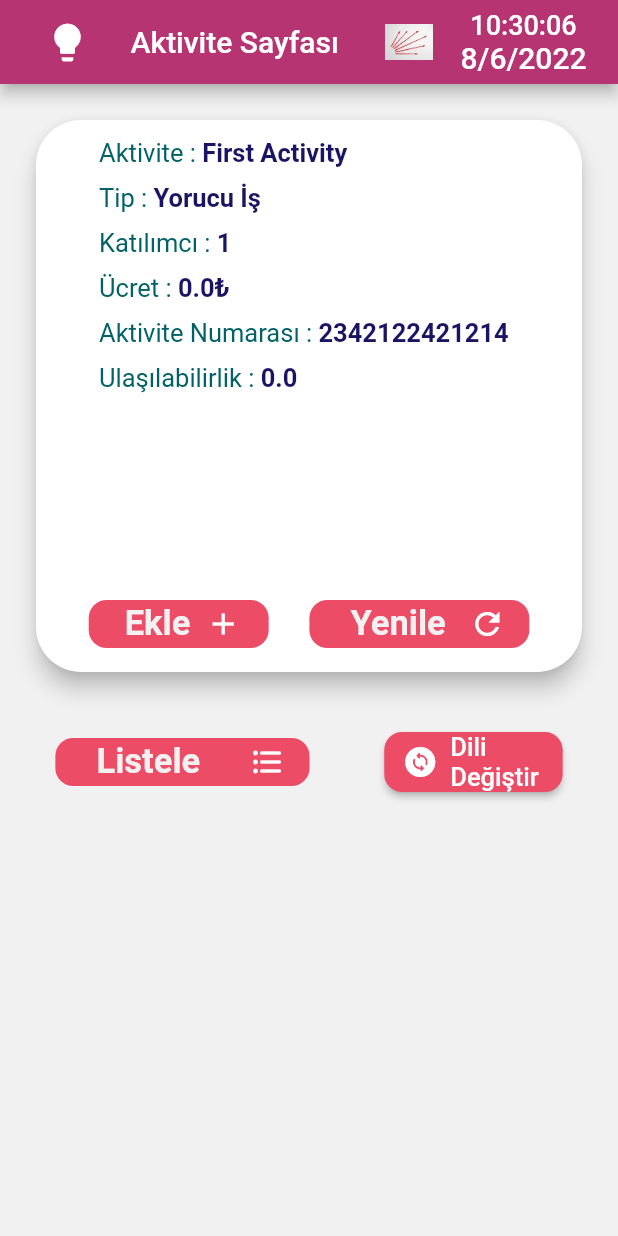
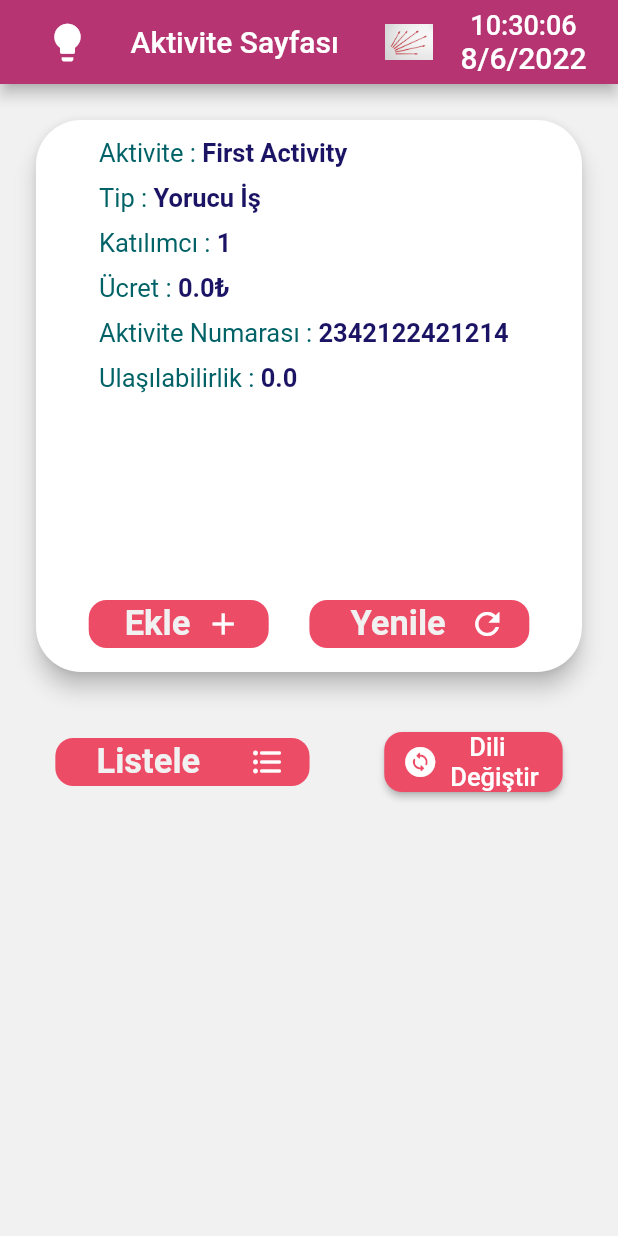
Before and after one commit to aliakar91/activities, a Flutter app: the screen it shows after launch, on a phone screen of 412 x 824 dp. Run offline on Flutter 3.47's test engine with Material 2 defaults, Android fonts, the phone set to English and light mode, and no system bars; our stand-ins replace analog_clock, anim_search_bar, flutter_keyboard_visibility, flutter_screenutil, get, get_storage and 1 more; missing offline and left inert: translator; network calls fail; Roboto replaces fonts that are missing (background).

Commit message:
Dil seçeneğiyle ara yüz düzeltildi

```diff
--- a/lib/modules/home/views/home_view.dart
+++ b/lib/modules/home/views/home_view.dart
@@ -118,22 +118,25 @@ class HomeScreen extends StatelessWidget {
                     shape: RoundedRectangleBorder(borderRadius: BorderRadius.circular(12)),
                   ),
                   onPressed: () async {
-                    homeController.changeLanguage.value =! homeController.changeLanguage.value;
-
-                    homeController.dolarLira.value =! homeController.dolarLira.value;
-                    print('Abc${homeController.dolarLira.value }');
+                    homeController.changeLanguage.value = !homeController.changeLanguage.value;
+                    homeController.dolarLira.value = !homeController.dolarLira.value;
                     await Future.delayed(Duration(milliseconds: 420));
-                    homeController.changeLanguage.value =! homeController.changeLanguage.value;
-
+                    homeController.changeLanguage.value = !homeController.changeLanguage.value;
                     Get.updateLocale(
                       Get.locale == Locale('tr', 'TR') ? Locale('en', 'US') : Locale('tr', 'TR'),
                     );
                   },
-                  label: Text(
-                    'Change\nLanguage'.tr,
-                    style: TextStyle(fontSize: 17),
+                  label: Row(
+                    children: [
+                      Text(
+                        'Change\nLanguage'.tr,
+                        style: TextStyle(fontSize: 17),
+                      ),
+                    ],
                   ),
-                  icon: Icon(Icons.change_circle_rounded),
+                  icon: Icon(
+                    Icons.change_circle_rounded,
+                  ),
                 ),
               ],
             ),
--- a/lib/modules/home/views/widgets/ceviri.dart
+++ b/lib/modules/home/views/widgets/ceviri.dart
@@ -8,7 +8,7 @@ class Messages extends Translations {
         },
         'tr_TR': {
           'Search':'Ara',
-          'Change\nLanguage':'Dili\nDeğiştir',
+          'Change\nLanguage':'   Dili\nDeğiştir',
           'Language':'Değiştir',
           ' Add': ' Ekle',
           'Refresh': '  Yenile ',
```
